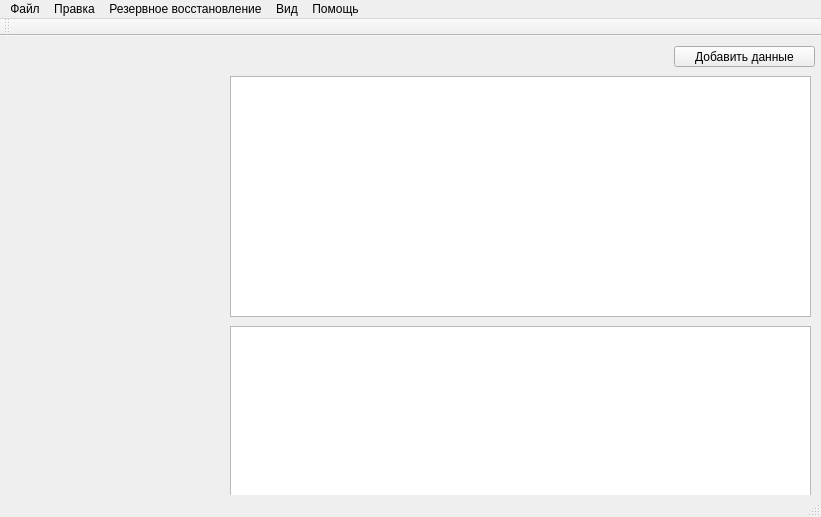
First picture: the form in Client/mainwindow.ui, repository VladimirNikel/MyAkk, before the edit.
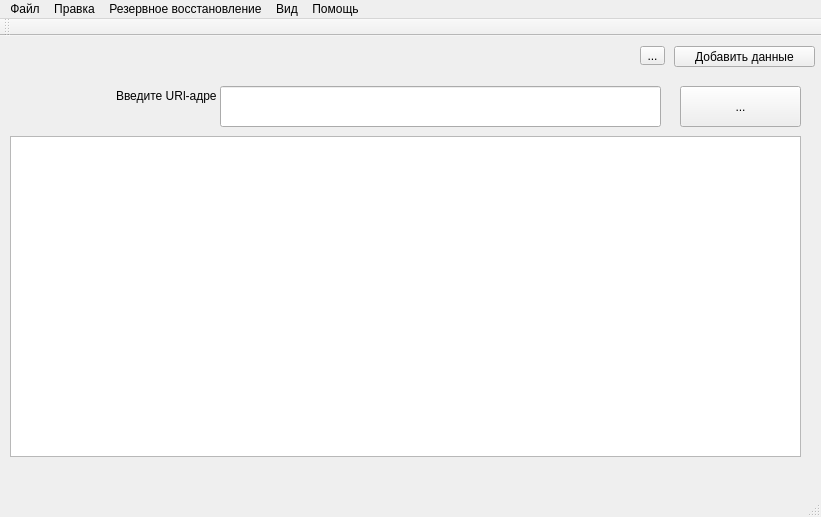
Second picture: the form after the edit. Icons and pictures are not drawn.

The edit to the form file:
```diff
--- a/Client/mainwindow.ui
+++ b/Client/mainwindow.ui
@@ -31,23 +31,62 @@
      <string>Добавить данные</string>
     </property>
    </widget>
-   <widget class="QTableView" name="tableView">
+   <widget class="QToolButton" name="update">
     <property name="geometry">
      <rect>
-      <x>230</x>
-      <y>40</y>
-      <width>581</width>
-      <height>241</height>
+      <x>640</x>
+      <y>10</y>
+      <width>25</width>
+      <height>19</height>
      </rect>
+    </property>
+    <property name="text">
+     <string>...</string>
+    </property>
+   </widget>
+   <widget class="QLineEdit" name="inputURL">
+    <property name="geometry">
+     <rect>
+      <x>220</x>
+      <y>50</y>
+      <width>441</width>
+      <height>41</height>
+     </rect>
+    </property>
+   </widget>
+   <widget class="QLabel" name="label">
+    <property name="geometry">
+     <rect>
+      <x>116</x>
+      <y>50</y>
+      <width>101</width>
+      <height>20</height>
+     </rect>
+    </property>
+    <property name="text">
+     <string>Введите URl-адрес:</string>
+    </property>
+   </widget>
+   <widget class="QToolButton" name="go">
+    <property name="geometry">
+     <rect>
+      <x>680</x>
+      <y>50</y>
+      <width>121</width>
+      <height>41</height>
+     </rect>
+    </property>
+    <property name="text">
+     <string>...</string>
     </property>
    </widget>
    <widget class="QTextBrowser" name="textBrowser">
     <property name="geometry">
      <rect>
-      <x>230</x>
-      <y>290</y>
-      <width>581</width>
-      <height>171</height>
+      <x>10</x>
+      <y>100</y>
+      <width>791</width>
+      <height>321</height>
      </rect>
     </property>
    </widget>
```
